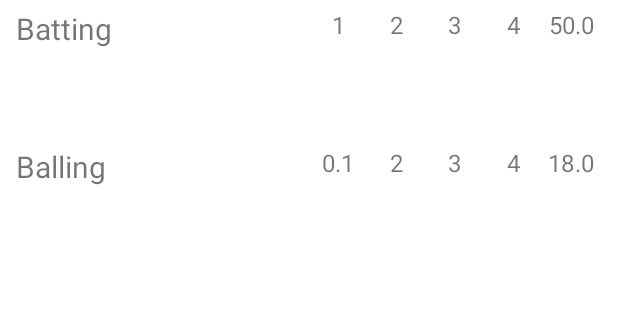
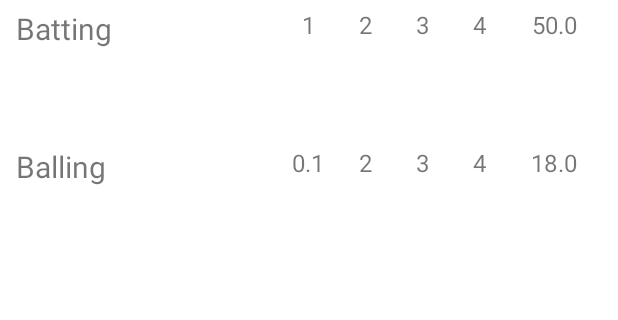
Before and after one commit to DeadshotTech/scorecard, an Android app: the ScorecardActivity screen opened directly, with no data from a screen before it, on a phone screen of 412 x 824 dp, the part 281-601 px from its top. Run offline under Robolectric (Android 15) with nearby library versions, the phone set to English and light mode, and no system bars; 6 statements that could not run were skipped.

Commit message:
(feature) Corrected layout of scorecard. Added new classes for rendering player scorecard adapter

```diff
--- a/app/src/main/java/com/deadshot/scorecard/adapters/PlayerBallingScoreCardAdapter.java
+++ b/app/src/main/java/com/deadshot/scorecard/adapters/PlayerBallingScoreCardAdapter.java
@@ -1,5 +1,6 @@
 package com.deadshot.scorecard.adapters;
 
+import android.util.Log;
 import android.view.LayoutInflater;
 import android.view.View;
 import android.view.ViewGroup;
@@ -46,6 +47,7 @@ public class PlayerBallingScoreCardAdapter extends RecyclerView.Adapter<PlayerBa
         CricketTeammate playerInfo = mData.get(position);
         String economy = BallerUtility.getBallerEconomy(playerInfo);
         String overs = BallerUtility.getBallerOvers(playerInfo);
+        Log.i(CommonConstants.INFO_LOG_TAG, "Baller stats: " + playerInfo.toString());
 
         holder.tvPlayerName.setText(playerInfo.getPlayerName());
         holder.tvPlayerOvers.setText(overs);
--- a/app/src/main/res/layout/activity_scorecard.xml
+++ b/app/src/main/res/layout/activity_scorecard.xml
@@ -113,7 +113,7 @@
         <androidx.recyclerview.widget.RecyclerView
             android:id="@+id/scorecard_player_batting_stats"
             android:layout_width="match_parent"
-            android:layout_height="0dip"
+            android:layout_height="wrap_content"
             android:layout_weight="1"/>
 
         <TextView
@@ -126,7 +126,7 @@
         <androidx.recyclerview.widget.RecyclerView
             android:id="@+id/scorecard_player_balling_stats"
             android:layout_width="match_parent"
-            android:layout_height="0dip"
+            android:layout_height="wrap_content"
             android:layout_weight="1"/>
 
         <Button
--- a/app/src/main/res/layout/player_batting_scorecard_layout.xml
+++ b/app/src/main/res/layout/player_batting_scorecard_layout.xml
@@ -3,20 +3,20 @@
     android:layout_width="match_parent"
     android:layout_height="wrap_content"
     android:orientation="horizontal"
-    android:weightSum="2"
+    android:weightSum="5"
     android:padding="5dip">
 
     <LinearLayout
         android:layout_width="match_parent"
         android:layout_height="wrap_content"
         android:orientation="horizontal"
-        android:layout_weight="1">
+        android:layout_weight="2.75">
 
         <TextView
             android:id="@+id/player_scorecard_name"
             android:layout_width="0dp"
             android:layout_height="wrap_content"
-            android:layout_weight="1"
+            android:layout_weight="2"
             android:text="Team 1"
             android:textSize="20sp" />
 
@@ -26,13 +26,13 @@
         android:layout_width="match_parent"
         android:layout_height="wrap_content"
         android:orientation="horizontal"
-        android:layout_weight="1">
+        android:layout_weight="2.25">
 
         <TextView
             android:id="@+id/player_scorecard_runs"
             android:layout_width="0dp"
             android:layout_height="wrap_content"
-            android:layout_weight=".2"
+            android:layout_weight=".40"
             android:text="R"
             android:gravity="center"
             android:textSize="16sp" />
@@ -41,7 +41,7 @@
             android:id="@+id/player_scorecard_balls"
             android:layout_width="0dp"
             android:layout_height="wrap_content"
-            android:layout_weight=".2"
+            android:layout_weight=".40"
             android:gravity="center"
             android:text="B"
             android:textSize="16sp" />
@@ -50,7 +50,7 @@
             android:id="@+id/player_scorecard_fours"
             android:layout_width="0dp"
             android:layout_height="wrap_content"
-            android:layout_weight=".2"
+            android:layout_weight=".40"
             android:gravity="center"
             android:text="4s"
             android:textSize="16sp" />
@@ -59,7 +59,7 @@
             android:id="@+id/player_scorecard_sixes"
             android:layout_width="0dp"
             android:layout_height="wrap_content"
-            android:layout_weight=".2"
+            android:layout_weight=".40"
             android:gravity="center"
             android:text="6s"
             android:textSize="16sp" />
@@ -68,7 +68,7 @@
             android:id="@+id/player_scorecard_strike_rate"
             android:layout_width="0dp"
             android:layout_height="wrap_content"
-            android:layout_weight=".2"
+            android:layout_weight=".65"
             android:gravity="center"
             android:text="S/R"
             android:textSize="16sp" />
```
Also changed, not shown: app/src/main/java/com/deadshot/scorecard/models/adapter/PlayerScorecard.java (added, +136 -0 lines).
